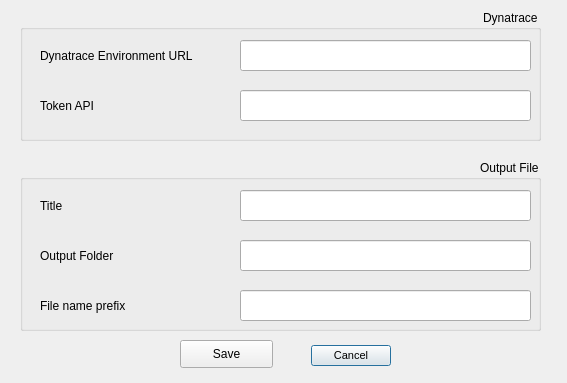
Qt form design/settings.ui (QuocCuong97/dynatrace-problem-report) before a commit.
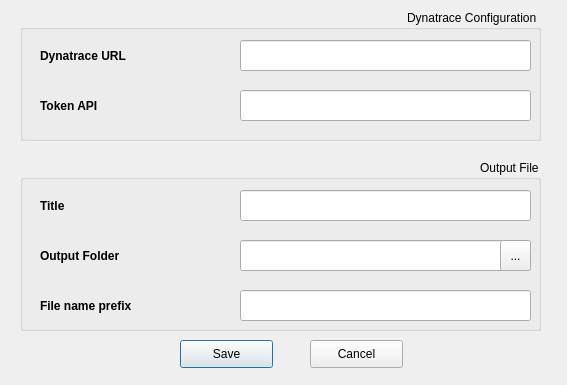
The same form after that commit. Icons and pictures are not drawn.

```diff
--- a/design/settings.ui
+++ b/design/settings.ui
@@ -7,7 +7,7 @@
     <x>0</x>
     <y>0</y>
     <width>567</width>
-    <height>383</height>
+    <height>385</height>
    </rect>
   </property>
   <property name="windowTitle">
@@ -43,7 +43,7 @@
     <enum>Qt::RightToLeft</enum>
    </property>
    <property name="title">
-    <string>Dynatrace</string>
+    <string>Dynatrace Configuration</string>
    </property>
    <property name="flat">
     <bool>false</bool>
@@ -69,12 +69,18 @@
      <rect>
       <x>20</x>
       <y>30</y>
-      <width>161</width>
+      <width>181</width>
       <height>31</height>
      </rect>
     </property>
+    <property name="font">
+     <font>
+      <weight>75</weight>
+      <bold>true</bold>
+     </font>
+    </property>
     <property name="text">
-     <string>Dynatrace Environment URL</string>
+     <string>Dynatrace URL</string>
     </property>
    </widget>
    <widget class="QLineEdit" name="lineEdit_2">
@@ -96,6 +102,12 @@
       <height>31</height>
      </rect>
     </property>
+    <property name="font">
+     <font>
+      <weight>75</weight>
+      <bold>true</bold>
+     </font>
+    </property>
     <property name="text">
      <string>Token API</string>
     </property>
@@ -110,6 +122,14 @@
      <height>171</height>
     </rect>
    </property>
+   <property name="font">
+    <font>
+     <family>MS Shell Dlg 2</family>
+     <weight>50</weight>
+     <italic>false</italic>
+     <bold>false</bold>
+    </font>
+   </property>
    <property name="layoutDirection">
     <enum>Qt::RightToLeft</enum>
    </property>
@@ -155,6 +175,14 @@
       <height>31</height>
      </rect>
     </property>
+    <property name="font">
+     <font>
+      <family>MS Shell Dlg 2</family>
+      <weight>75</weight>
+      <italic>false</italic>
+      <bold>true</bold>
+     </font>
+    </property>
     <property name="text">
      <string>Title</string>
     </property>
@@ -168,6 +196,14 @@
       <height>31</height>
      </rect>
     </property>
+    <property name="font">
+     <font>
+      <family>MS Shell Dlg 2</family>
+      <weight>75</weight>
+      <italic>false</italic>
+      <bold>true</bold>
+     </font>
+    </property>
     <property name="text">
      <string>Output Folder</string>
     </property>
@@ -181,34 +217,42 @@
       <height>31</height>
      </rect>
     </property>
+    <property name="font">
+     <font>
+      <family>MS Shell Dlg 2</family>
+      <weight>75</weight>
+      <italic>false</italic>
+      <bold>true</bold>
+     </font>
+    </property>
     <property name="text">
      <string>File name prefix</string>
     </property>
    </widget>
-  </widget>
-  <widget class="QDialogButtonBox" name="buttonBox">
-   <property name="geometry">
-    <rect>
-     <x>300</x>
-     <y>340</y>
-     <width>101</width>
-     <height>31</height>
-    </rect>
-   </property>
-   <property name="font">
-    <font>
-     <pointsize>8</pointsize>
-    </font>
-   </property>
-   <property name="orientation">
-    <enum>Qt::Horizontal</enum>
-   </property>
-   <property name="standardButtons">
-    <set>QDialogButtonBox::Cancel</set>
-   </property>
-   <property name="centerButtons">
-    <bool>true</bool>
-   </property>
+   <widget class="QToolButton" name="toolButton">
+    <property name="geometry">
+     <rect>
+      <x>480</x>
+      <y>80</y>
+      <width>31</width>
+      <height>31</height>
+     </rect>
+    </property>
+    <property name="autoFillBackground">
+     <bool>false</bool>
+    </property>
+    <property name="text">
+     <string>...</string>
+    </property>
+    <property name="icon">
+     <iconset>
+      <normalon>:/images/img/logo_folder.png</normalon>
+     </iconset>
+    </property>
+    <property name="toolButtonStyle">
+     <enum>Qt::ToolButtonIconOnly</enum>
+    </property>
+   </widget>
   </widget>
   <widget class="QPushButton" name="pushButton">
    <property name="geometry">
@@ -222,6 +266,28 @@
    <property name="text">
     <string>Save</string>
    </property>
+   <property name="autoDefault">
+    <bool>false</bool>
+   </property>
+   <property name="default">
+    <bool>true</bool>
+   </property>
+   <property name="flat">
+    <bool>false</bool>
+   </property>
+  </widget>
+  <widget class="QPushButton" name="pushButton_2">
+   <property name="geometry">
+    <rect>
+     <x>310</x>
+     <y>340</y>
+     <width>93</width>
+     <height>28</height>
+    </rect>
+   </property>
+   <property name="text">
+    <string>Cancel</string>
+   </property>
   </widget>
  </widget>
  <resources/>
```
Left out of the diff: 34 changed lines with no effect on the pictures.
